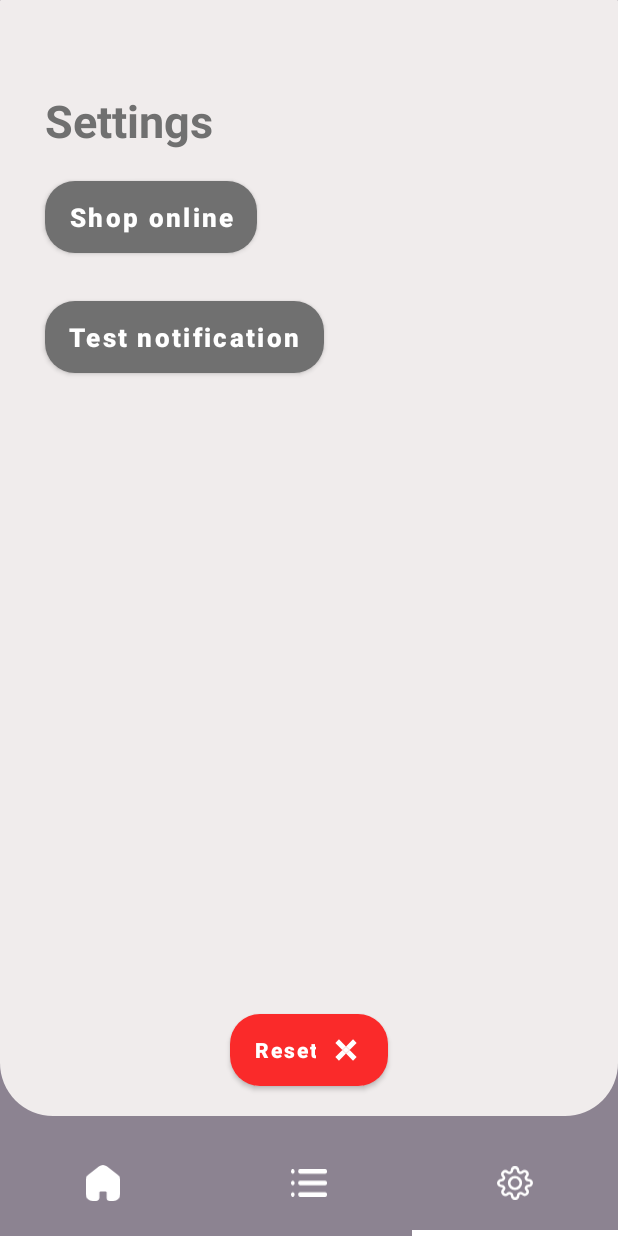
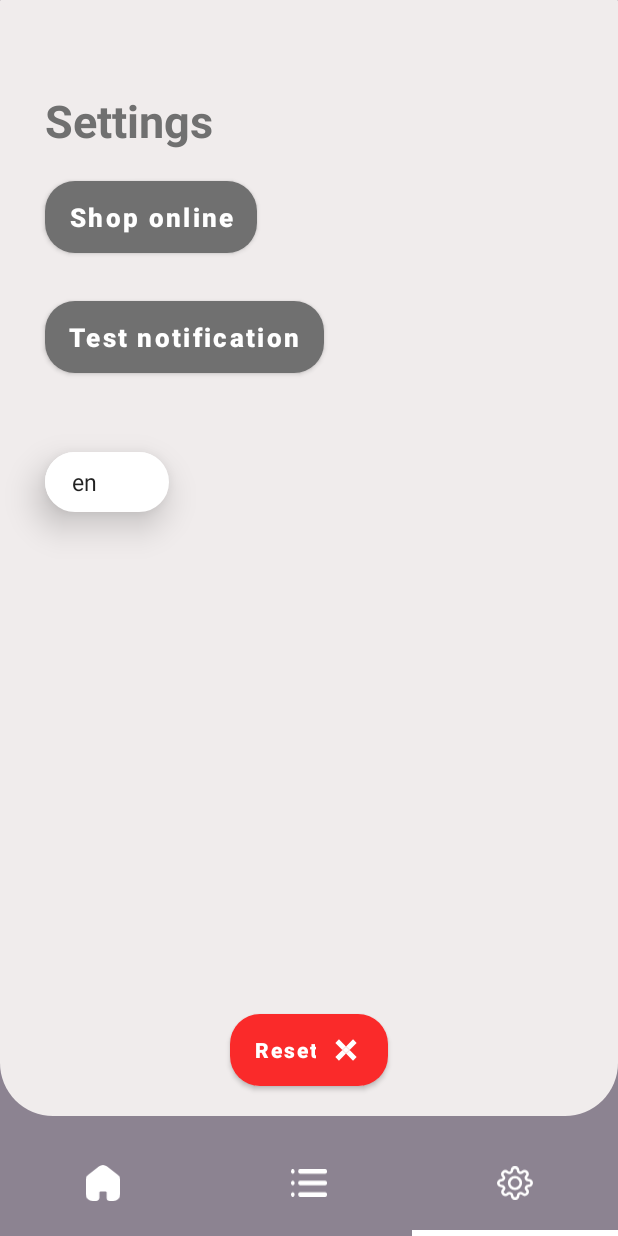
Before and after one commit to CorentinRuiz/TousAntiGaspi, an Android app: the fragment SettingsFragment placed in its activity, item 3 of the bottom bar chosen, on a phone screen of 412 x 824 dp. Run offline under Robolectric (Android 15) with nearby library versions, the phone set to English and light mode, and no system bars.

Commit message:
Add notifications on past product

```diff
--- a/android app/app/build.gradle
+++ b/android app/app/build.gradle
@@ -39,7 +39,7 @@ dependencies {
     androidTestImplementation 'androidx.test.ext:junit:1.1.3'
     androidTestImplementation 'androidx.test.espresso:espresso-core:3.4.0'
     implementation "org.jetbrains.kotlin:kotlin-stdlib-jdk7:$kotlin_version"
-
+    implementation 'com.hudomju:swipe-to-dismiss-undo:1.0'
     implementation("com.squareup.retrofit2:retrofit:2.9.0")
     implementation 'com.squareup.retrofit2:converter-gson:2.9.0'
     implementation 'com.squareup.retrofit2:converter-scalars:2.9.0'
--- a/android app/app/src/main/java/edu/poly/tousantigaspi/controller/Controller.java
+++ b/android app/app/src/main/java/edu/poly/tousantigaspi/controller/Controller.java
@@ -40,9 +40,9 @@ public class Controller {
         repository.addFrigo(frigoName,UtilsSharedPreference.getStringFromPref(context,"username"),model);
     }
 
-    public void addProduct(String frigoId, Product product){
+    public void addProduct(String frigoId, Product product, String date){
         model.addProduct(frigoId,product);
-        repository.addProduct(product,frigoId,model);
+        repository.addProduct(product,frigoId,model,date);
     }
 
     public void deleteFrigo(String id){
--- a/android app/app/src/main/java/edu/poly/tousantigaspi/fragment/MainFragment.java
+++ b/android app/app/src/main/java/edu/poly/tousantigaspi/fragment/MainFragment.java
@@ -1,9 +1,17 @@
 package edu.poly.tousantigaspi.fragment;
 
+import android.app.Notification;
+import android.app.NotificationChannel;
+import android.app.NotificationManager;
+import android.content.Context;
+import android.graphics.BitmapFactory;
+import android.os.Build;
 import android.os.Bundle;
 
 import androidx.annotation.NonNull;
 import androidx.annotation.Nullable;
+import androidx.core.app.NotificationCompat;
+import androidx.core.app.NotificationManagerCompat;
 import androidx.core.content.ContextCompat;
 import androidx.fragment.app.Fragment;
 import androidx.lifecycle.ViewModelProvider;
@@ -19,6 +27,7 @@ import android.widget.TextView;
 
 import java.util.ArrayList;
 import java.util.List;
+import java.util.stream.Collectors;
 
 import edu.poly.tousantigaspi.R;
 import edu.poly.tousantigaspi.activity.MainActivity;
@@ -51,6 +60,9 @@ public class MainFragment extends Fragment implements FrigoObserver {
     private ProductListAdapter productListAdapter;
     private boolean modelCreated = false;
     FrigoModel model;
+    private NotificationManagerCompat notificationManagerCompat;
+    private static final String CHANNEL_ID = "channelDefault";
+    private static int NOTIF_ID = 123;
 
 
     public MainFragment() {
@@ -64,6 +76,8 @@ public class MainFragment extends Fragment implements FrigoObserver {
 
         MainActivity activity = (MainActivity) getActivity();
         model = activity.getFrigoModel();
+        this.createNotificationChannel();
+        this.notificationManagerCompat = NotificationManagerCompat.from(this.getContext());
     }
 
 
@@ -124,20 +138,23 @@ public class MainFragment extends Fragment implements FrigoObserver {
             productListAdapter = new ProductListAdapter(requireContext(),frigoModel.getCurrentPastDlcProduct().get(frigoModel.getFrigos().get(currentPositionViewModel.getCurrentPosition().getValue()).getName()));
             productListView.setAdapter(productListAdapter);
 
+            List<Product> pastProducts = frigoModel.getFrigos().get(currentPositionViewModel.getCurrentPosition().getValue()).getProducts().stream().filter(product -> product.isPast()).collect(Collectors.toList());
+
             currentPositionViewModel.getCurrentPosition().observe(getViewLifecycleOwner(), position ->{
                 productListAdapter.refresh(frigoModel,position,true);
                 frigoSpinner.setSelection(position);
                 controller.modelHasChanged(model.getFrigos().get(position));
 
-               /* List<Product> currentPastProduct = model.getCurrentPastDlcProduct().get(model.getFrigos().get(position));
+                List<Product> pastProductsRefresh = frigoModel.getFrigos().get(position).getProducts().stream().filter(product -> product.isPast()).collect(Collectors.toList());
 
-                if(currentPastProduct != null && currentPastProduct.isEmpty()){
-                   TextView tv = getView().findViewById(R.id.expireSoon);
-                   tv.setTextColor(getResources().getColor(R.color.main_grey_text_color));
-                   tv.setText(getResources().getString(R.string.no_product_expires_soon));
-                    getView().findViewById(R.id.expireSoonBar).setBackground(ContextCompat.getDrawable(requireContext(), R.color.main_grey_text_color));
-                }*/
+                if(!pastProductsRefresh.isEmpty()){
+                    sendNotifications(pastProductsRefresh);
+                }
             });
+
+            if(!pastProducts.isEmpty()){
+                sendNotifications(pastProducts);
+            }
 
             modelCreated = true;
         }
@@ -146,4 +163,34 @@ public class MainFragment extends Fragment implements FrigoObserver {
             productListAdapter.refresh(frigoModel,0,true);
         }
     }
+
+    private void createNotificationChannel() {
+        if (Build.VERSION.SDK_INT >= Build.VERSION_CODES.O) {
+            NotificationChannel channel1 = new NotificationChannel(
+                    CHANNEL_ID,
+                    "Channel 1",
+                    NotificationManager.IMPORTANCE_HIGH
+            );
+            channel1.setDescription("This is channel 1");
+
+            Context context = requireContext();
+            NotificationManager manager = context.getSystemService(NotificationManager.class);
+            manager.createNotificationChannel(channel1);
+        }
+    }
+
+    private void sendNotifications(List<Product> products){
+        for(Product product: products){
+            Context context = requireContext();
+
+            Notification notification = new NotificationCompat.Builder(context, "channelDefault")
+                    .setSmallIcon(R.drawable.logo)
+                    .setLargeIcon(BitmapFactory.decodeResource(getResources(), R.drawable.burger))
+                    .setContentTitle("Produit bientôt périmé")
+                    .setContentText("Attention, votre "+ product.getName() + " se périmé dans "+ product.getDateRemaining() + " !")
+                    .build();
+
+            notificationManagerCompat.notify(++NOTIF_ID, notification);
+        }
+    }
 }
--- a/android app/app/src/main/java/edu/poly/tousantigaspi/fragment/SettingsFragment.java
+++ b/android app/app/src/main/java/edu/poly/tousantigaspi/fragment/SettingsFragment.java
@@ -6,6 +6,8 @@ import android.app.NotificationManager;
 import android.content.Context;
 import android.app.Activity;
 import android.content.Intent;
+import android.content.res.Configuration;
+import android.content.res.Resources;
 import android.graphics.BitmapFactory;
 import android.net.Uri;
 import android.os.Build;
@@ -24,64 +26,40 @@ import androidx.fragment.app.Fragment;
 import android.view.LayoutInflater;
 import android.view.View;
 import android.view.ViewGroup;
+import android.widget.AdapterView;
 import android.widget.Button;
+import android.widget.Spinner;
 import android.widget.Toast;
+
+import java.util.Locale;
 
 import edu.poly.tousantigaspi.R;
 
-/**
- * A simple {@link Fragment} subclass.
- * Use the {@link SettingsFragment#newInstance} factory method to
- * create an instance of this fragment.
- */
+
 public class SettingsFragment extends Fragment {
     private Button resetBtn;
     private Button shopOnlineBtn;
     private ActivityResultLauncher<Intent> shopOnlineResult;
-
-    // TODO: Rename parameter arguments, choose names that match
-    // the fragment initialization parameters, e.g. ARG_ITEM_NUMBER
-    private static final String ARG_PARAM1 = "param1";
-    private static final String ARG_PARAM2 = "param2";
+    Spinner language;
 
     private NotificationManagerCompat notificationManagerCompat;
     private static final String CHANNEL_ID = "channelDefault";
     private static int NOTIF_ID = 123;
 
-    // TODO: Rename and change types of parameters
-    private String mParam1;
-    private String mParam2;
+
 
     public SettingsFragment() {
-        // Required empty public constructor
+
     }
 
-    /**
-     * Use this factory method to create a new instance of
-     * this fragment using the provided parameters.
-     *
-     * @param param1 Parameter 1.
-     * @param param2 Parameter 2.
-     * @return A new instance of fragment SettingsFragment.
-     */
-    // TODO: Rename and change types and number of parameters
     public static SettingsFragment newInstance(String param1, String param2) {
         SettingsFragment fragment = new SettingsFragment();
-        Bundle args = new Bundle();
-        args.putString(ARG_PARAM1, param1);
-        args.putString(ARG_PARAM2, param2);
-        fragment.setArguments(args);
         return fragment;
     }
 
     @Override
     public void onCreate(Bundle savedInstanceState) {
         super.onCreate(savedInstanceState);
-        if (getArguments() != null) {
-            mParam1 = getArguments().getString(ARG_PARAM1);
-            mParam2 = getArguments().getString(ARG_PARAM2);
-        }
-
         this.createNotificationChannel();
         this.notificationManagerCompat = NotificationManagerCompat.from(this.getContext());
     }
@@ -91,6 +69,24 @@ public class SettingsFragment extends Fragment {
         super.onViewCreated(view, savedInstanceState);
         resetBtn = view.findViewById(R.id.reset);
         shopOnlineBtn = view.findViewById(R.id.shop_online);
+        language = view.findViewById(R.id.languageTv);
+
+        language.setOnItemSelectedListener(new AdapterView.OnItemSelectedListener() {
+            @Override
+            public void onItemSelected(AdapterView<?> parent, View view, int position, long id) {
+                Locale locale = new Locale(language.getSelectedItem().toString());
+                Locale.setDefault(locale);
+                Resources resources = requireActivity().getResources();
+                Configuration config = resources.getConfiguration();
+                config.setLocale(locale);
+                resources.updateConfiguration(config, resources.getDisplayMetrics());
+            }
+
+            @Override
+            public void onNothingSelected(AdapterView<?> parent) {
+
+            }
+        });
 
         resetBtn.setOnClickListener(view1 -> Toast.makeText(view.getContext(), getString(R.string.unavailable), Toast.LENGTH_LONG).show());
 
--- a/android app/app/src/main/java/edu/poly/tousantigaspi/repositories/FrigoRepository.java
+++ b/android app/app/src/main/java/edu/poly/tousantigaspi/repositories/FrigoRepository.java
@@ -135,12 +135,12 @@ public class FrigoRepository {
         }
     }
 
-    public void addProduct(Product product, String id, FrigoModel model) {
+    public void addProduct(Product product, String id, FrigoModel model,String date) {
 
         AddProductRequest getProductsRequest = new AddProductRequest();
         getProductsRequest.setId(id);
         getProductsRequest.setName(product.getName());
-        getProductsRequest.setDate(product.getDateRemaining());
+        getProductsRequest.setDate(date);
         getProductsRequest.setQuantity(product.getQuantity());
 
         Call<String> getProductResponseCall = ApiClient.getProductService().addProduct(getProductsRequest);
--- a/android app/app/src/main/res/layout/fragment_settings.xml
+++ b/android app/app/src/main/res/layout/fragment_settings.xml
@@ -53,6 +53,24 @@
         app:layout_constraintLeft_toLeftOf="parent"
         app:layout_constraintTop_toBottomOf="@id/textView2" />
 
+    <Spinner
+        android:id="@+id/languageTv"
+        android:layout_width="0dp"
+        android:layout_height="40dp"
+        android:background="@drawable/rounded_edit_text"
+        android:elevation="15dp"
+        android:entries="@array/language_array"
+        android:inputType="text"
+        android:paddingStart="10dp"
+        android:paddingEnd="10dp"
+        app:layout_constraintBottom_toBottomOf="parent"
+        app:layout_constraintEnd_toEndOf="parent"
+        app:layout_constraintHorizontal_bias="0.091"
+        app:layout_constraintStart_toStartOf="parent"
+        app:layout_constraintTop_toBottomOf="@+id/buttonNotif"
+        app:layout_constraintVertical_bias="0.113"
+        app:layout_constraintWidth_percent="0.2" />
+
     <Button
         android:id="@+id/reset"
         android:layout_width="wrap_content"
```
Also changed, not shown: android app/app/src/main/java/edu/poly/tousantigaspi/fragment/ListFragment.java (+5 -3 lines).
